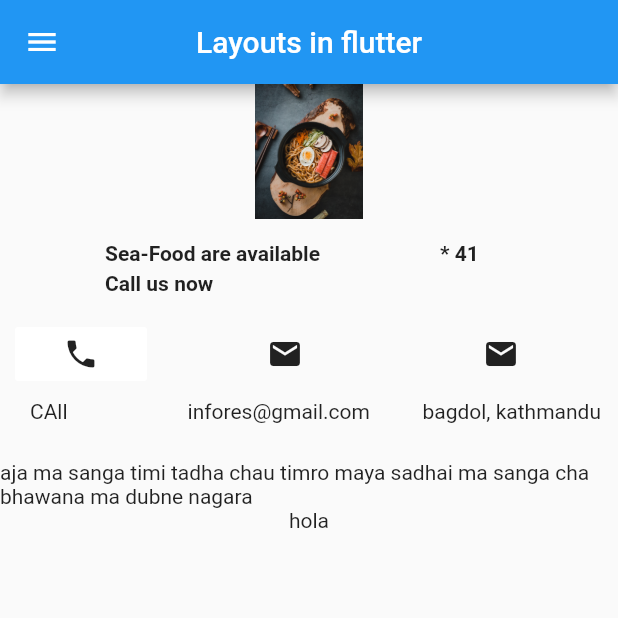
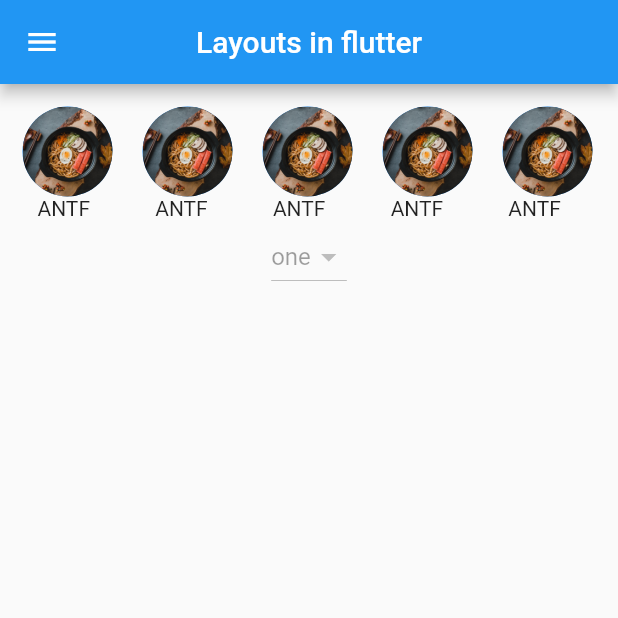
Before and after one commit to safal-del/flutter_practise, a Flutter app: the screen it shows after launch, on a phone screen of 412 x 824 dp, the top half of it. Run offline on Flutter 3.47's test engine with Material 2 defaults, Android fonts, the phone set to English and light mode, and no system bars; accounts and stored records are empty.

Commit message:
'cardlayoutscrollable'

```diff
--- /dev/null
+++ b/lib/homepage.dart
@@ -0,0 +1,141 @@
+import 'package:flutter/cupertino.dart';
+import 'package:flutter/material.dart';
+import 'package:flutter_practise/navdrwer.dart';
+import 'package:flutter_practise/logoutdashboard.dart';
+
+class Home extends StatelessWidget {
+  const Home({Key? key}) : super(key: key);
+
+  @override
+  Widget build(BuildContext context) {
+    return Scaffold(
+        appBar: AppBar(
+          title: Text(
+            'Layouts in flutter',
+          ),
+          centerTitle: true,
+        ),
+        drawer: MainDrawer(),
+        body: Padding(
+          padding: const EdgeInsets.all(15.0),
+          child: Column(children: [
+            Row(
+              children: [
+                CircleAvatar(
+                  radius: 30,
+                  child: ClipOval(
+                    child: Image.asset(
+                      'assets/this.jpg',
+                      width: 450,
+                      height: 450,
+                      fit: BoxFit.cover,
+                    ),
+                  ),
+                ),
+                SizedBox(
+                  width: 20,
+                ),
+                CircleAvatar(
+                  radius: 30,
+                  child: ClipOval(
+                    child: Image.asset(
+                      'assets/this.jpg',
+                      width: 450,
+                      height: 450,
+                      fit: BoxFit.cover,
+                    ),
+                  ),
+                ),
+                SizedBox(
+                  width: 20,
+                ),
+                CircleAvatar(
+                  radius: 30,
+                  child: ClipOval(
+                    child: Image.asset(
+                      'assets/this.jpg',
+                      width: 450,
+                      height: 450,
+                      fit: BoxFit.cover,
+                    ),
+                  ),
+                ),
+                SizedBox(
+                  width: 20,
+                ),
+                CircleAvatar(
+                  radius: 30,
+                  child: ClipOval(
+                    child: Image.asset(
+                      'assets/this.jpg',
+                      width: 450,
+                      height: 450,
+                      fit: BoxFit.cover,
+                    ),
+                  ),
+                ),
+                SizedBox(
+                  width: 20,
+                ),
+                CircleAvatar(
+                  radius: 30,
+                  child: ClipOval(
+                    child: Image.asset(
+                      'assets/this.jpg',
+                      width: 450,
+                      height: 450,
+                      fit: BoxFit.cover,
+                    ),
+                  ),
+                ),
+              ],
+            ),
+            Padding(
+              padding: EdgeInsets.fromLTRB(10, 0, 0, 0),
+              child: Row(
+                children: [
+                  Text('ANTF '),
+                  SizedBox(
+                    width: 40,
+                  ),
+                  Text('ANTF '),
+                  SizedBox(
+                    width: 40,
+                  ),
+                  Text('ANTF '),
+                  SizedBox(
+                    width: 40,
+                  ),
+                  Text('ANTF '),
+                  SizedBox(
+                    width: 40,
+                  ),
+                  Text('ANTF '),
+                ],
+              ),
+            ),
+            Container(
+
+
+              child: Expanded(
+                child: Column(
+                  children: [/*Image.asset('assets/this.jpg')*/
+
+                    DropdownButton(items: [
+                      DropdownMenuItem(child: Text('one')),
+
+
+                    ])
+
+                  ]
+
+
+              ),
+          ),
+      )
+
+    ])
+    )
+    );
+  }
+}
--- a/lib/main.dart
+++ b/lib/main.dart
@@ -3,173 +3,174 @@ import 'dart:ui';
 import 'package:flutter/cupertino.dart';
 import 'package:flutter/material.dart';
 import 'package:flutter/painting.dart';
+import 'package:flutter_practise/homepage.dart';
 import 'package:flutter_practise/navdrwer.dart';
 
 
-void main() => runApp(MaterialApp(home: layouts()
+void main() => runApp(MaterialApp(home: Home()
 ));
 
-class layouts extends StatefulWidget {
-  @override
-  State<layouts> createState() => _layoutsState();
-}
-
-class _layoutsState extends State<layouts> {
-  @override
-  Widget build(BuildContext context) {
-
-
-    return Scaffold(
-        appBar: AppBar(
-          title: Text(
-            'Layouts in flutter',
-          ),
-          centerTitle: true,
-        ),
-        drawer: MainDrawer(),
-        body: Column(
-          children: [
-            Column(
-              children: [
-                Image.asset(
-                  'assets/this.jpg',
-                  height: 90,
-                  width: 450,
-                )
-              ],
-            ),
-            SizedBox(
-              height: 15,
-            ),
-            Column(
-              children: [
-                Row(
-                  children: [
-                    SizedBox(width: 70),
-                    Text('Sea-Food are available',
-                        style: TextStyle(fontWeight: FontWeight.bold)),
-                    SizedBox(
-                      width: 80,
-                    ),
-                    Text('* 41', style: TextStyle(fontWeight: FontWeight.bold)),
-                  ],
-                ),
-                SizedBox(height: 4),
-                Row(
-                  children: [
-                    SizedBox(width: 70),
-                    Text('Call us now',
-                        style: TextStyle(fontWeight: FontWeight.bold))
-                  ],
-                ),
-              ],
-            ),
-            SizedBox(
-              height: 15,
-            ),
-            Column(
-              children: [
-                SizedBox(width: 10),
-                Column(
-                  children: [
-                    Row(
-                      children: [
-                        Padding(padding: EdgeInsets.fromLTRB(0, 10, 10, 10)),
-                        RaisedButton(
-                          child: Icon(Icons.phone),
-                          color: Colors.white,
-                          elevation: 0.0,
-                          onPressed: () {
-                            showDialog<String>(
-                                context: context,
-                                builder: (BuildContext context) => AlertDialog(
-                                      title: const Text('call now'),
-                                      content: const Text('9843661699'),
-                                      actions: <Widget>[
-                                        TextButton(
-                                          onPressed: () =>
-                                              Navigator.pop(context, 'Cancel'),
-                                          child: const Text('Cancel'),
-                                        ),
-                                        TextButton(
-                                          onPressed: () =>
-                                              Navigator.pop(context, 'OK'),
-                                          child: const Text('OK'),
-                                        ),
-                                      ],
-                                    ));
-                          },
-                        ),
-                        SizedBox(
-                          width: 80,
-                        ),
-                        Icon(Icons.email),
-                        SizedBox(
-                          width: 120,
-                        ),
-                        Icon(Icons.email)
-                      ],
-                    ),
-                    SizedBox(
-                      height: 4,
-                    ),
-                    Row(
-                      children: [
-                        Padding(padding: EdgeInsets.fromLTRB(10, 10, 10, 10)),
-                        Text('CAll'),
-                        SizedBox(
-                          width: 80,
-                        ),
-                        Text(
-                          'infores@gmail.com',
-                        ),
-                        SizedBox(
-                          width: 35,
-                        ),
-                        Text('bagdol, kathmandu'),
-
-                      ],
-                    ),
-                  ],
-                ),
-              ],
-            ),
-            SizedBox(
-              height: 15,
-            ),
-            Column(
-              children: [
-                Padding(padding: EdgeInsets.fromLTRB(4, 4, 4, 4)),
-                Text(
-                  'aja ma sanga timi tadha chau timro maya sadhai ma sanga cha bhawana ma dubne nagara',
-
-                ),
-                Form(child:Column(
-                  children: [
-
-                  ],
-                )),
-
-
-              ],
-            ),
-
-            Text('hola')
-          ],
-        ));
-  }
-  String name(){
-    return "hello";
-  }
-  Widget namee(String name){
-    return Text(
-      name,
-      style: TextStyle(color: Colors.red,fontWeight: FontWeight.bold),
-    );
-  }
-
-
-}
+// class layouts extends StatefulWidget {
+//   @override
+//   State<layouts> createState() => _layoutsState();
+// }
+//
+// class _layoutsState extends State<layouts> {
+//   @override
+//   Widget build(BuildContext context) {
+//
+//
+//     return Scaffold(
+//         appBar: AppBar(
+//           title: Text(
+//             'Layouts in flutter',
+//           ),
+//           centerTitle: true,
+//         ),
+//         drawer: MainDrawer(),
+//         body: Column(
+//           children: [
+//             Column(
+//               children: [
+//                 Image.asset(
+//                   'assets/this.jpg',
+//                   height: 90,
+//                   width: 450,
+//                 )
+//               ],
+//             ),
+//             SizedBox(
+//               height: 15,
+//             ),
+//             Column(
+//               children: [
+//                 Row(
+//                   children: [
+//                     SizedBox(width: 70),
+//                     Text('Sea-Food are available',
+//                         style: TextStyle(fontWeight: FontWeight.bold)),
+//                     SizedBox(
+//                       width: 80,
+//                     ),
+//                     Text('* 41', style: TextStyle(fontWeight: FontWeight.bold)),
+//                   ],
+//                 ),
+//                 SizedBox(height: 4),
+//                 Row(
+//                   children: [
+//                     SizedBox(width: 70),
+//                     Text('Call us now',
+//                         style: TextStyle(fontWeight: FontWeight.bold))
+//                   ],
+//                 ),
+//               ],
+//             ),
+//             SizedBox(
+//               height: 15,
+//             ),
+//             Column(
+//               children: [
+//                 SizedBox(width: 10),
+//                 Column(
+//                   children: [
+//                     Row(
+//                       children: [
+//                         Padding(padding: EdgeInsets.fromLTRB(0, 10, 10, 10)),
+//                         RaisedButton(
+//                           child: Icon(Icons.phone),
+//                           color: Colors.white,
+//                           elevation: 0.0,
+//                           onPressed: () {
+//                             showDialog<String>(
+//                                 context: context,
+//                                 builder: (BuildContext context) => AlertDialog(
+//                                       title: const Text('call now'),
+//                                       content: const Text('9843661699'),
+//                                       actions: <Widget>[
+//                                         TextButton(
+//                                           onPressed: () =>
+//                                               Navigator.pop(context, 'Cancel'),
+//                                           child: const Text('Cancel'),
+//                                         ),
+//                                         TextButton(
+//                                           onPressed: () =>
+//                                               Navigator.pop(context, 'OK'),
+//                                           child: const Text('OK'),
+//                                         ),
+//                                       ],
+//                                     ));
+//                           },
+//                         ),
+//                         SizedBox(
+//                           width: 80,
+//                         ),
+//                         Icon(Icons.email),
+//                         SizedBox(
+//                           width: 120,
+//                         ),
+//                         Icon(Icons.email)
+//                       ],
+//                     ),
+//                     SizedBox(
+//                       height: 4,
+//                     ),
+//                     Row(
+//                       children: [
+//                         Padding(padding: EdgeInsets.fromLTRB(10, 10, 10, 10)),
+//                         Text('CAll'),
+//                         SizedBox(
+//                           width: 80,
+//                         ),
+//                         Text(
+//                           'infores@gmail.com',
+//                         ),
+//                         SizedBox(
+//                           width: 35,
+//                         ),
+//                         Text('bagdol, kathmandu'),
+//
+//                       ],
+//                     ),
+//                   ],
+//                 ),
+//               ],
+//             ),
+//             SizedBox(
+//               height: 15,
+//             ),
+//             Column(
+//               children: [
+//                 Padding(padding: EdgeInsets.fromLTRB(4, 4, 4, 4)),
+//                 Text(
+//                   'aja ma sanga timi tadha chau timro maya sadhai ma sanga cha bhawana ma dubne nagara',
+//
+//                 ),
+//                 Form(child:Column(
+//                   children: [
+//
+//                   ],
+//                 )),
+//
+//
+//               ],
+//             ),
+//
+//             Text('hola')
+//           ],
+//         ));
+//   }
+//   String name(){
+//     return "hello";
+//   }
+//   Widget namee(String name){
+//     return Text(
+//       name,
+//       style: TextStyle(color: Colors.red,fontWeight: FontWeight.bold),
+//     );
+//   }
+//
+//
+// }
 
 
 /*class SizeConfig {
```
Also changed, not shown: lib/logoutdashboard.dart (added, +60 -0 lines), lib/navdrwer.dart (+9 -1 lines), lib/profile.dart (+15 -26 lines), lib/profile_setting.dart (+7 -1 lines), assets/two.jpg (added), lib/addcard.dart (added), 1 other file.
